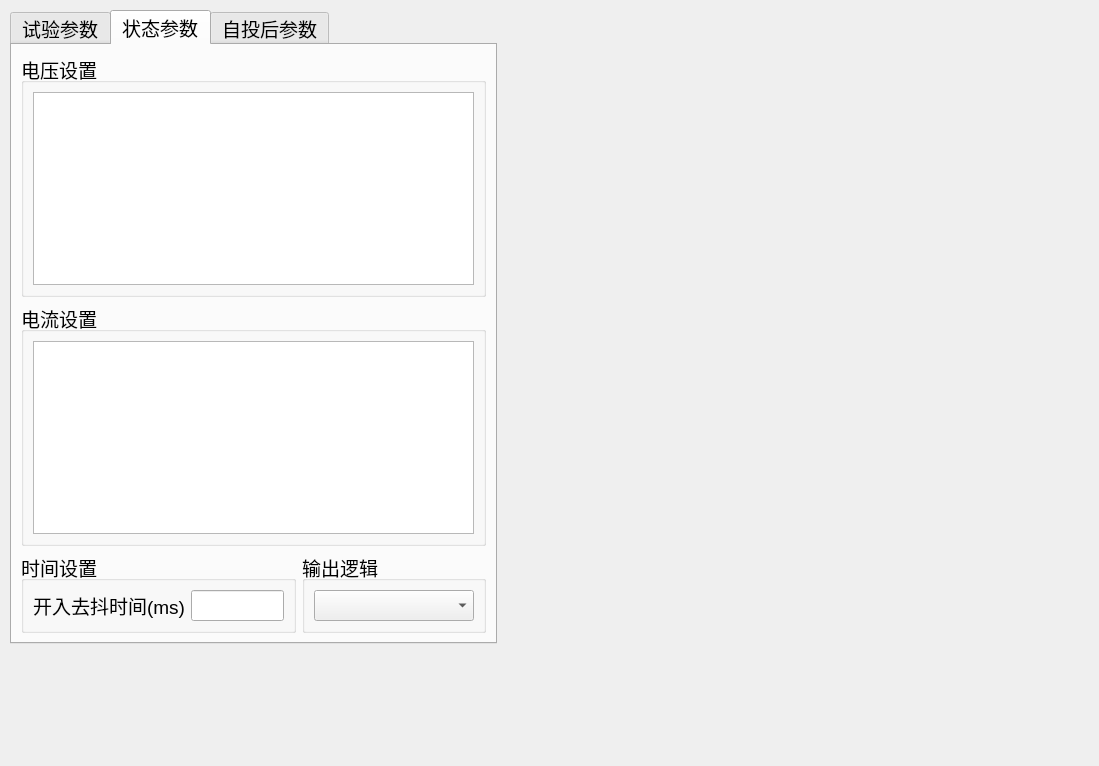
This is energy/ui/test19/ui_019.ui in AgueroZzz/Electric-energy-detection as Qt 5 draws it before an edit. The edited form follows.
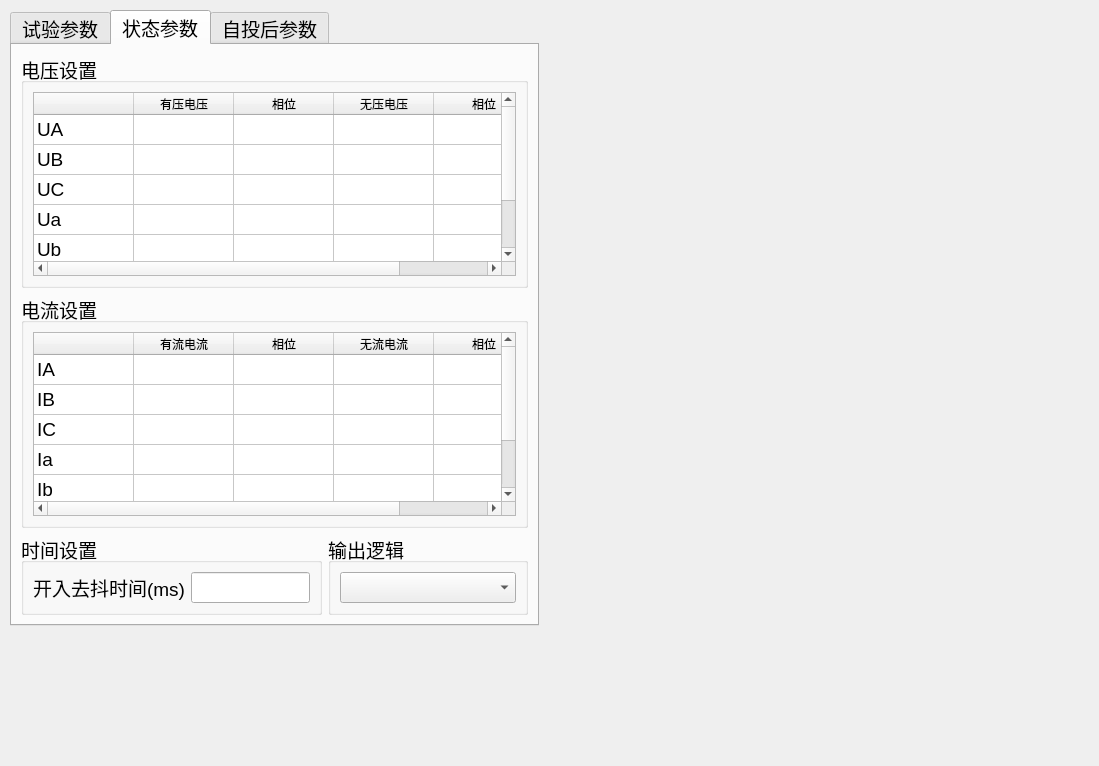
This is the edited form.

```diff
--- a/energy/ui/test19/ui_019.ui
+++ b/energy/ui/test19/ui_019.ui
@@ -18,8 +18,8 @@
     <rect>
      <x>10</x>
      <y>10</y>
-     <width>487</width>
-     <height>634</height>
+     <width>529</width>
+     <height>616</height>
     </rect>
    </property>
    <property name="font">
@@ -225,7 +225,75 @@
        </property>
        <layout class="QHBoxLayout" name="horizontalLayout_7">
         <item>
-         <widget class="QTableWidget" name="tb_dysz"/>
+         <widget class="QTableWidget" name="tb_dysz">
+          <property name="rowCount">
+           <number>6</number>
+          </property>
+          <attribute name="verticalHeaderVisible">
+           <bool>false</bool>
+          </attribute>
+          <row/>
+          <row/>
+          <row/>
+          <row/>
+          <row/>
+          <row/>
+          <column>
+           <property name="text">
+            <string/>
+           </property>
+          </column>
+          <column>
+           <property name="text">
+            <string>有压电压</string>
+           </property>
+          </column>
+          <column>
+           <property name="text">
+            <string>相位</string>
+           </property>
+          </column>
+          <column>
+           <property name="text">
+            <string>无压电压</string>
+           </property>
+          </column>
+          <column>
+           <property name="text">
+            <string>相位</string>
+           </property>
+          </column>
+          <item row="0" column="0">
+           <property name="text">
+            <string>UA</string>
+           </property>
+          </item>
+          <item row="1" column="0">
+           <property name="text">
+            <string>UB</string>
+           </property>
+          </item>
+          <item row="2" column="0">
+           <property name="text">
+            <string>UC</string>
+           </property>
+          </item>
+          <item row="3" column="0">
+           <property name="text">
+            <string>Ua</string>
+           </property>
+          </item>
+          <item row="4" column="0">
+           <property name="text">
+            <string>Ub</string>
+           </property>
+          </item>
+          <item row="5" column="0">
+           <property name="text">
+            <string>Uc</string>
+           </property>
+          </item>
+         </widget>
         </item>
        </layout>
       </widget>
@@ -237,7 +305,75 @@
        </property>
        <layout class="QHBoxLayout" name="horizontalLayout_8">
         <item>
-         <widget class="QTableWidget" name="tb_dlsz"/>
+         <widget class="QTableWidget" name="tb_dlsz">
+          <property name="rowCount">
+           <number>6</number>
+          </property>
+          <attribute name="verticalHeaderVisible">
+           <bool>false</bool>
+          </attribute>
+          <row/>
+          <row/>
+          <row/>
+          <row/>
+          <row/>
+          <row/>
+          <column>
+           <property name="text">
+            <string/>
+           </property>
+          </column>
+          <column>
+           <property name="text">
+            <string>有流电流</string>
+           </property>
+          </column>
+          <column>
+           <property name="text">
+            <string>相位</string>
+           </property>
+          </column>
+          <column>
+           <property name="text">
+            <string>无流电流</string>
+           </property>
+          </column>
+          <column>
+           <property name="text">
+            <string>相位</string>
+           </property>
+          </column>
+          <item row="0" column="0">
+           <property name="text">
+            <string>IA</string>
+           </property>
+          </item>
+          <item row="1" column="0">
+           <property name="text">
+            <string>IB</string>
+           </property>
+          </item>
+          <item row="2" column="0">
+           <property name="text">
+            <string>IC</string>
+           </property>
+          </item>
+          <item row="3" column="0">
+           <property name="text">
+            <string>Ia</string>
+           </property>
+          </item>
+          <item row="4" column="0">
+           <property name="text">
+            <string>Ib</string>
+           </property>
+          </item>
+          <item row="5" column="0">
+           <property name="text">
+            <string>Ic</string>
+           </property>
+          </item>
+         </widget>
         </item>
        </layout>
       </widget>
```
Left out of the diff: 85 changed lines with no effect on the pictures.
